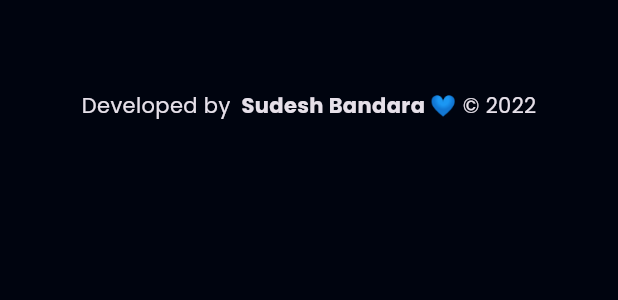
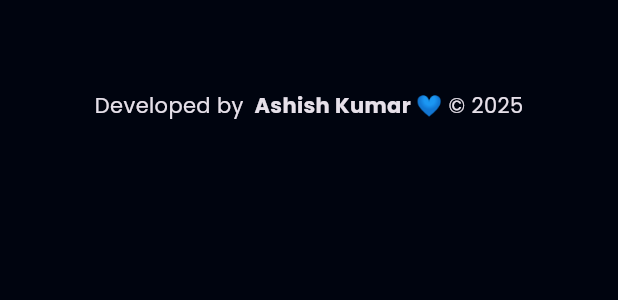
Before and after one commit to AshkumCurious/portfolio, a Flutter app: the Footer widget shown alone on an empty page, opened directly, on a phone screen of 412 x 824 dp. Shown: the top 300 px of the screen. Run offline on Flutter 3.47's test engine with Material 3 defaults, Android fonts, the phone set to English and light mode, and no system bars; our stand-ins replace animated_text_kit, bloc, carousel_slider, connectivity_plus, flutter_bloc, flutter_svg and 2 more; missing offline and left inert: universal_html; network calls fail.

Commit message:
added resume doc and updated names

```diff
--- a/lib/app/widgets/footer.dart
+++ b/lib/app/widgets/footer.dart
@@ -21,11 +21,11 @@ class Footer extends StatelessWidget {
             InkWell(
               onTap: () => openURL(gitHub),
               child: const Text(
-                " Sudesh Bandara 💙",
+                " Ashish Kumar 💙",
                 style: TextStyle(fontWeight: FontWeight.bold),
               ),
             ),
-            const Text(" © 2022"),
+            const Text(" © 2025"),
           ],
         ),
       ),
--- a/lib/changes/links.dart
+++ b/lib/changes/links.dart
@@ -1,6 +1,6 @@
 // CV
 const String resume =
-    'https://drive.google.com/file/d/1bDNNrkQtNVJbXcdwMSx0crQQvAF_nMwV/view?usp=sharing';
+    'https://drive.google.com/file/d/1Pu2TO9X1dVixTqIYtzAH2iah66qDSoOG/view?usp=drivesdk';
 
 // Github Link
 const String gitHub = 'https://github.com/sudeshnb';
--- a/lib/changes/strings.dart
+++ b/lib/changes/strings.dart
@@ -1,6 +1,6 @@
 String hellotag = '''Hi there, Welcome to My Space  ''';
 
-String yourname = "I'm Sudesh Bandara,";
+String yourname = "I'm Ashish Kumar,";
 // String hometitle2 = "A Mobile Application\nDeveloper";
 
 String animationtxt1 = " Mobile Application Developer";
--- a/lib/core/animations/zoom_animation.dart
+++ b/lib/core/animations/zoom_animation.dart
@@ -89,11 +89,11 @@ class _ZoomAnimationsState extends State<ZoomAnimations>
             decoration: BoxDecoration(
               shape: BoxShape.circle,
               color: Colors.black.withOpacity(0.8),
-              image: const DecorationImage(
-                fit: BoxFit.cover,
-                alignment: Alignment.bottomLeft,
-                image: AssetImage('assets/imgs/IMG_0107.png'),
-              ),
+              // image: const DecorationImage(
+              //   fit: BoxFit.cover,
+              //   alignment: Alignment.bottomLeft,
+              //   image: AssetImage('assets/imgs/IMG_0107.png'),
+              // ),
             ),
           ),
         ),
--- a/lib/core/configs/connection/network_check.dart
+++ b/lib/core/configs/connection/network_check.dart
@@ -42,11 +42,11 @@ class NoConnectionErorr extends StatelessWidget {
 
   @override
   Widget build(BuildContext context) {
-    return Scaffold(
+    return const Scaffold(
       body: Center(
         child: Column(
           mainAxisAlignment: MainAxisAlignment.center,
-          children: const [
+          children: [
             // LoadingAnimationWidget.staggeredDotsWave(
             //     color: primaryColor, size: 50.0),
             // SizedBox(height: 3.h),
--- a/lib/my_site.dart
+++ b/lib/my_site.dart
@@ -28,7 +28,7 @@ class MySite extends StatelessWidget {
           return Sizer(builder: (context, orientation, deviceType) {
             return MaterialApp(
               debugShowCheckedModeBanner: false,
-              title: 'Sudesh',
+              title: 'Ashish Kumar',
               theme: AppTheme.themeData(state.isDarkThemeOn, context),
               initialRoute: "/",
               routes: {"/": (context) => const NChecking()},
```
Also changed, not shown: lib/app/utils/navbar_utils.dart (+4 -4 lines), lib/app/widgets/navbar_logo.dart (+2 -9 lines).
